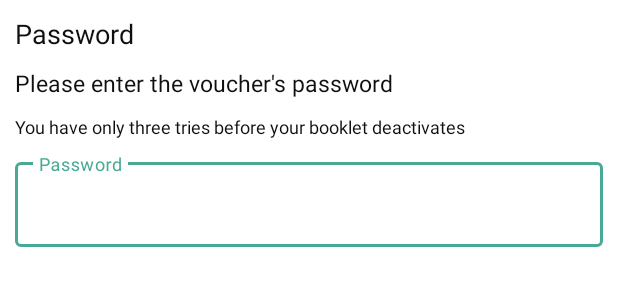
After one commit to humansis/vendor-app, an Android app: the layout dialog_voucher_password.xml on its own in the app's theme, with its tools: preview values and no code run, on a phone screen of 412 x 824 dp. The commit adds this screen. Shown: the top 300 px of the screen. Run offline under Robolectric (Android 15) with nearby library versions, the phone set to English and light mode, and no system bars; network calls fail.

Commit message:
FEAT: Protected booklets handling, scanning and password dialog

```diff
--- a/src/vendor_app/app/src/main/kotlin/cz/quanti/android/vendor_app/main/checkout/fragment/CheckoutFragment.kt
+++ b/src/vendor_app/app/src/main/kotlin/cz/quanti/android/vendor_app/main/checkout/fragment/CheckoutFragment.kt
@@ -58,6 +58,7 @@ class CheckoutFragment() : Fragment() {
     private fun initOnClickListeners() {
 
         cancelButton.setOnClickListener {
+            vm.clearVouchers()
             findNavController().navigate(
                 CheckoutFragmentDirections.actionCheckoutFragmentToVendorFragment(
                     chosenCurrency
--- a/src/vendor_app/app/src/main/kotlin/cz/quanti/android/vendor_app/repository/voucher/VoucherFacade.kt
+++ b/src/vendor_app/app/src/main/kotlin/cz/quanti/android/vendor_app/repository/voucher/VoucherFacade.kt
@@ -9,4 +9,8 @@ interface VoucherFacade {
     fun saveVouchers(vouchers: List<Voucher>): Completable
 
     fun getAllDeactivatedBooklets(): Single<List<Booklet>>
+
+    fun deactivate(booklet: String): Completable
+
+    fun getProtectedBooklets(): Single<List<Booklet>>
 }
--- a/src/vendor_app/app/src/main/kotlin/cz/quanti/android/vendor_app/repository/voucher/VoucherRepository.kt
+++ b/src/vendor_app/app/src/main/kotlin/cz/quanti/android/vendor_app/repository/voucher/VoucherRepository.kt
@@ -29,4 +29,6 @@ interface VoucherRepository {
     fun sendVouchersToServer(vouchers: List<Voucher>): Single<Int>
 
     fun sendDeactivatedBookletsToServer(booklets: List<Booklet>): Single<Int>
+
+    fun getProtectedBooklets(): Single<List<Booklet>>
 }
--- a/src/vendor_app/app/src/main/kotlin/cz/quanti/android/vendor_app/repository/voucher/dto/Voucher.kt
+++ b/src/vendor_app/app/src/main/kotlin/cz/quanti/android/vendor_app/repository/voucher/dto/Voucher.kt
@@ -11,5 +11,6 @@ data class Voucher(
     var currency: String = "",
     var value: Long = 0,
     var booklet: String = "",
-    var usedAt: Date = Date()
+    var usedAt: Date = Date(),
+    var passwords: List<String> = listOf()
 )
--- a/src/vendor_app/app/src/main/kotlin/cz/quanti/android/vendor_app/repository/voucher/dto/db/BookletDbEntity.kt
+++ b/src/vendor_app/app/src/main/kotlin/cz/quanti/android/vendor_app/repository/voucher/dto/db/BookletDbEntity.kt
@@ -7,7 +7,7 @@ import cz.quanti.android.vendor_app.repository.voucher.dto.Booklet
 
 @Entity(tableName = VendorDb.TABLE_BOOKLET)
 data class BookletDbEntity(
-    @PrimaryKey(autoGenerate = false)
+    @PrimaryKey(autoGenerate = true)
     var id: Long = 0,
     var code: String = "",
     var password: String = "",
--- a/src/vendor_app/app/src/main/kotlin/cz/quanti/android/vendor_app/repository/voucher/dto/db/VoucherDbEntity.kt
+++ b/src/vendor_app/app/src/main/kotlin/cz/quanti/android/vendor_app/repository/voucher/dto/db/VoucherDbEntity.kt
@@ -8,7 +8,7 @@ import java.util.*
 
 @Entity(tableName = VendorDb.TABLE_VOUCHER)
 data class VoucherDbEntity(
-    @PrimaryKey(autoGenerate = false)
+    @PrimaryKey(autoGenerate = true)
     var id: Long = 0,
     var qrCode: String = "",
     var vendorId: String = "",
--- a/src/vendor_app/app/src/main/kotlin/cz/quanti/android/vendor_app/utils/crypto.kt
+++ b/src/vendor_app/app/src/main/kotlin/cz/quanti/android/vendor_app/utils/crypto.kt
@@ -206,7 +206,7 @@ private fun doDecryptionUsingAES(
     )
 }
 
-private fun hashSHA1(s: String): String {
+fun hashSHA1(s: String): String {
     return Base64.encodeToString(
         MessageDigest.getInstance("SHA-1").digest(s.toByteArray()),
         Base64.NO_WRAP
--- /dev/null
+++ b/src/vendor_app/app/src/main/res/layout/dialog_voucher_password.xml
@@ -0,0 +1,70 @@
+<?xml version="1.0" encoding="utf-8"?>
+<ScrollView xmlns:android="http://schemas.android.com/apk/res/android"
+    android:layout_width="match_parent"
+    android:layout_height="match_parent"
+    xmlns:app="http://schemas.android.com/apk/res-auto"
+    android:background="@color/white">
+
+    <androidx.constraintlayout.widget.ConstraintLayout
+        android:layout_width="match_parent"
+        android:layout_height="match_parent"
+        android:layout_marginTop="10dp"
+        android:layout_marginStart="10dp"
+        android:layout_marginLeft="10dp"
+        android:layout_marginBottom="10dp"
+        android:layout_marginEnd="10dp"
+        android:layout_marginRight="10dp">
+
+        <TextView
+            android:id="@+id/title"
+            android:layout_width="wrap_content"
+            android:layout_height="wrap_content"
+            android:textColor="@color/black"
+            android:textSize="18sp"
+            android:text="@string/password"
+            app:layout_constraintTop_toTopOf="parent"
+            app:layout_constraintStart_toStartOf="parent" />
+
+        <TextView
+            android:id="@+id/subtitle"
+            android:layout_width="wrap_content"
+            android:layout_height="wrap_content"
+            android:textColor="@color/black"
+            android:textSize="15sp"
+            android:text="@string/please_enter_password"
+            app:layout_constraintTop_toBottomOf="@id/title"
+            app:layout_constraintStart_toStartOf="parent"
+            android:layout_marginTop="10dp" />
+
+        <TextView
+            android:id="@+id/limitedTriesTextView"
+            android:layout_width="wrap_content"
+            android:layout_height="wrap_content"
+            android:textColor="@color/black"
+            android:textSize="12sp"
+            android:text="@string/limited_tries_text"
+            app:layout_constraintTop_toBottomOf="@id/subtitle"
+            app:layout_constraintStart_toStartOf="parent"
+            android:layout_marginTop="10dp" />
+
+        <com.google.android.material.textfield.TextInputLayout
+            style="@style/Widget.MaterialComponents.TextInputLayout.OutlinedBox"
+            android:layout_width="match_parent"
+            android:layout_height="wrap_content"
+            app:layout_constraintTop_toBottomOf="@id/limitedTriesTextView"
+            app:layout_constraintStart_toStartOf="parent"
+            android:layout_marginTop="10dp">
+
+            <com.google.android.material.textfield.TextInputEditText
+                android:id="@+id/passwordEditText"
+                android:layout_width="match_parent"
+                android:layout_height="wrap_content"
+                android:hint="@string/password"
+                android:imeOptions="flagNoExtractUi"
+                android:inputType="textPassword"
+                android:singleLine="true" />
+        </com.google.android.material.textfield.TextInputLayout>
+
+    </androidx.constraintlayout.widget.ConstraintLayout>
+
+</ScrollView>
--- a/src/vendor_app/app/src/main/res/values/strings.xml
+++ b/src/vendor_app/app/src/main/res/values/strings.xml
@@ -37,4 +37,12 @@
     <string name="wrong_code_dialog_message">Your code isn\'t the right format, are you sure it is a BMS Voucher?</string>
     <string name="logout_dialog_message">Are you sure you want to log out?</string>
     <string name="error_while_proceeding">Something went wrong during proceeding with the purchase. Do you have enough space on your device?</string>
+    <string name="please_enter_password">Please enter the voucher\'s password</string>
+    <string name="limited_tries_text">You have only three tries before your booklet deactivates</string>
+    <string name="the_booklet_is_deactivated">The booklet is deactivated</string>
+    <string name="you_just_scanned_a_voucher_from_a_different_booklet">This voucher belongs to a different booklet than others recently scanned</string>
+    <string name="the_voucher_is_of_wrong_currency">This voucher is of different currency</string>
+    <string name="tries_exceeded_booklet_deactivated">You have exceeded your tries at password, your booklet will be deactivated</string>
+    <string name="booklet_deactivated">Booklet deactivated</string>
+    <string name="wrong_voucher_password">You didn\'t type the right password. You have only %1$d tries left.</string>
 </resources>
```
Also changed, not shown: src/vendor_app/app/src/main/kotlin/cz/quanti/android/vendor_app/main/scanner/fragment/ScannerFragment.kt (+83 -8 lines), src/vendor_app/app/src/main/kotlin/cz/quanti/android/vendor_app/main/scanner/viewmodel/ScannerViewModel.kt (+37 -2 lines), src/vendor_app/app/src/main/kotlin/cz/quanti/android/vendor_app/repository/voucher/impl/VoucherFacadeImpl.kt (+11 -0 lines), src/vendor_app/app/src/main/kotlin/cz/quanti/android/vendor_app/repository/voucher/impl/VoucherRepositoryImpl.kt (+8 -0 lines).
